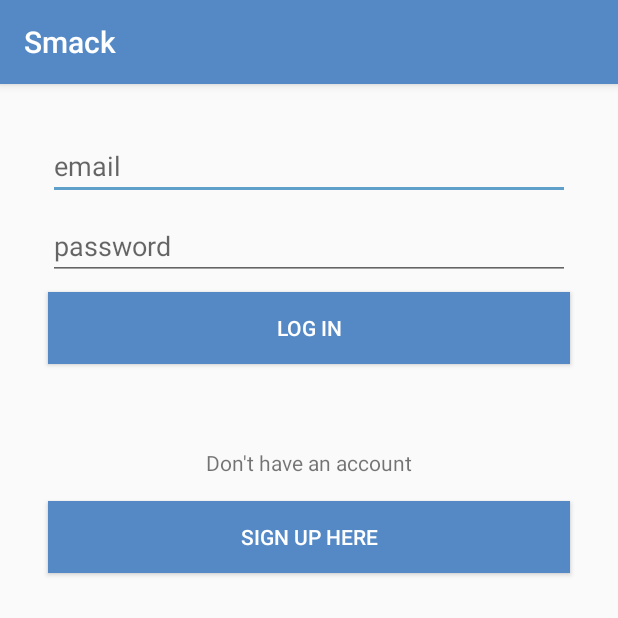
After one commit to gambe94/Smack, an Android app: the LoginActivity screen opened directly, with no data from a screen before it, on a phone screen of 412 x 824 dp, the top half of it. The commit adds this screen. Run offline under Robolectric (Android 15) with nearby library versions, the phone set to English and light mode, and no system bars.

Commit message:
lesson-03

```diff
--- a/app/build.gradle
+++ b/app/build.gradle
@@ -24,7 +24,7 @@ android {
 
 dependencies {
     implementation fileTree(dir: 'libs', include: ['*.jar'])
-    implementation"org.jetbrains.kotlin:kotlin-stdlib-jre7:$kotlin_version"
+    implementation "org.jetbrains.kotlin:kotlin-stdlib-jre7:$kotlin_version"
     implementation 'com.android.support:appcompat-v7:26.1.0'
     implementation 'com.android.support:design:26.1.0'
     implementation 'com.android.support.constraint:constraint-layout:1.0.2'
--- a/app/src/main/AndroidManifest.xml
+++ b/app/src/main/AndroidManifest.xml
@@ -6,7 +6,6 @@
         android:allowBackup="true"
         android:icon="@mipmap/ic_launcher"
         android:label="@string/app_name"
-
         android:supportsRtl="true"
         android:theme="@style/AppTheme">
         <activity
@@ -19,6 +18,7 @@
                 <category android:name="android.intent.category.LAUNCHER" />
             </intent-filter>
         </activity>
+        <activity android:name=".LoginActivity"></activity>
     </application>
 
 </manifest>
--- /dev/null
+++ b/app/src/main/java/com/example/demet/smack/LoginActivity.kt
@@ -0,0 +1,19 @@
+package com.example.demet.smack
+
+import android.support.v7.app.AppCompatActivity
+import android.os.Bundle
+import android.view.View
+
+class LoginActivity : AppCompatActivity() {
+
+    override fun onCreate(savedInstanceState: Bundle?) {
+        super.onCreate(savedInstanceState)
+        setContentView(R.layout.activity_login)
+    }
+    fun loginLoginBtnClicked(view: View){
+
+    }
+    fun loginCreateUserBtnClicked(view: View){
+
+    }
+}
--- a/app/src/main/java/com/example/demet/smack/MainActivity.kt
+++ b/app/src/main/java/com/example/demet/smack/MainActivity.kt
@@ -1,5 +1,6 @@
 package com.example.demet.smack
 
+import android.content.Intent
 import android.os.Bundle
 import android.support.design.widget.Snackbar
 import android.support.design.widget.NavigationView
@@ -38,7 +39,8 @@ class MainActivity : AppCompatActivity() {
     }
 
     fun loginBtnNavClicked(view: View){
-
+        val loginIntent = Intent(this, LoginActivity::class.java)
+        startActivity(loginIntent)
     }
 
     fun addChannelClicked(view: View){
--- /dev/null
+++ b/app/src/main/res/layout/activity_login.xml
@@ -0,0 +1,79 @@
+<?xml version="1.0" encoding="utf-8"?>
+<android.support.constraint.ConstraintLayout xmlns:android="http://schemas.android.com/apk/res/android"
+    xmlns:app="http://schemas.android.com/apk/res-auto"
+    xmlns:tools="http://schemas.android.com/tools"
+    android:layout_width="match_parent"
+    android:layout_height="match_parent"
+    tools:context="com.example.demet.smack.LoginActivity"
+    tools:layout_editor_absoluteY="81dp">
+
+    <EditText
+        android:id="@+id/loginEmailText"
+        android:layout_width="0dp"
+        android:layout_height="wrap_content"
+        android:layout_marginEnd="32dp"
+        android:layout_marginStart="32dp"
+        android:layout_marginTop="32dp"
+        android:ems="10"
+        android:hint="email"
+        android:inputType="textPersonName"
+        app:layout_constraintEnd_toEndOf="parent"
+        app:layout_constraintStart_toStartOf="parent"
+        app:layout_constraintTop_toTopOf="parent" />
+
+    <EditText
+        android:id="@+id/loginPasswordText"
+        android:layout_width="0dp"
+        android:layout_height="wrap_content"
+        android:layout_marginEnd="32dp"
+        android:layout_marginStart="32dp"
+        android:layout_marginTop="8dp"
+        android:ems="10"
+        android:hint="password"
+        android:inputType="numberPassword"
+        app:layout_constraintEnd_toEndOf="parent"
+        app:layout_constraintStart_toStartOf="parent"
+        app:layout_constraintTop_toBottomOf="@+id/loginEmailText" />
+
+    <Button
+        android:id="@+id/loginLoginbtn"
+        android:layout_width="0dp"
+        android:layout_height="wrap_content"
+        android:layout_marginEnd="32dp"
+        android:layout_marginStart="32dp"
+        android:layout_marginTop="8dp"
+        android:background="@color/colorPrimary"
+        android:onClick="loginLoginBtnClicked"
+        android:text="Log In"
+        android:textColor="@android:color/white"
+        app:layout_constraintEnd_toEndOf="parent"
+        app:layout_constraintStart_toStartOf="parent"
+        app:layout_constraintTop_toBottomOf="@+id/loginPasswordText" />
+
+    <Button
+        android:id="@+id/loginCreateUserBtn"
+        android:layout_width="0dp"
+        android:layout_height="wrap_content"
+        android:layout_marginEnd="32dp"
+        android:layout_marginStart="32dp"
+        android:layout_marginTop="16dp"
+        android:background="@color/colorPrimary"
+        android:onClick="loginCreateUserBtnClicked"
+        android:text="SIGN UP HERE"
+        android:textColor="@android:color/white"
+        app:layout_constraintEnd_toEndOf="parent"
+        app:layout_constraintStart_toStartOf="parent"
+        app:layout_constraintTop_toBottomOf="@+id/textView" />
+
+    <TextView
+        android:id="@+id/textView"
+        android:layout_width="wrap_content"
+        android:layout_height="wrap_content"
+        android:layout_marginEnd="32dp"
+        android:layout_marginStart="32dp"
+        android:layout_marginTop="56dp"
+        android:text="Don't have an account"
+        app:layout_constraintEnd_toEndOf="parent"
+        app:layout_constraintStart_toStartOf="parent"
+        app:layout_constraintTop_toBottomOf="@+id/loginLoginbtn" />
+</android.support.constraint.ConstraintLayout>
--- a/app/src/main/res/layout/nav_header_main.xml
+++ b/app/src/main/res/layout/nav_header_main.xml
@@ -54,6 +54,7 @@
         android:background="@android:color/transparent"
         android:onClick="loginBtnNavClicked"
         android:text="Login"
+        android:textAlignment="center"
         app:layout_constraintBottom_toBottomOf="parent"
         app:layout_constraintStart_toStartOf="parent" />
 
```
